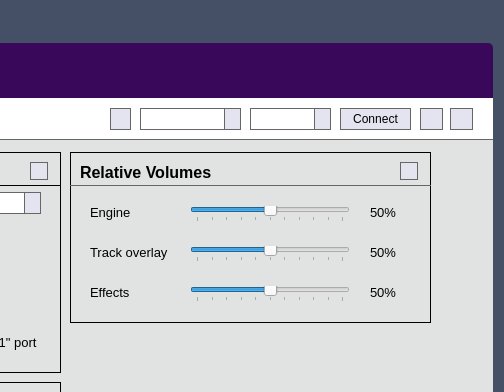
First picture: the form in mainwindow.ui, repository OpenPanzerProject/OP-Config, before the edit; both pictures show x 541 to 1045 and y 0 to 392 of the 1045 by 813 pixel window.
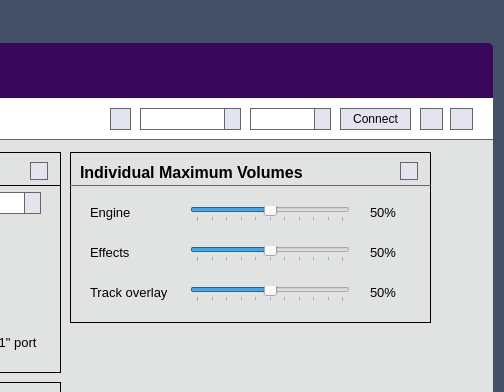
Second picture: the form after the edit. The open tabs and pages were chosen to show the change. Icons and pictures are not drawn. Custom widgets are drawn as their Qt base class.

Commit message: Update documention on individual volume setings for the Open Panzer Sound Card, they are not longer relative but absolute maximum volumes for individual categories (the actual change from relative to absolute was done in the sound card project).

The edit to the form file:
```diff
--- a/mainwindow.ui
+++ b/mainwindow.ui
@@ -10859,7 +10859,7 @@
                   <rect>
                    <x>10</x>
                    <y>10</y>
-                   <width>181</width>
+                   <width>261</width>
                    <height>21</height>
                   </rect>
                  </property>
@@ -10871,7 +10871,7 @@
                   </font>
                  </property>
                  <property name="text">
-                  <string>Relative Volumes</string>
+                  <string>Individual Maximum Volumes</string>
                  </property>
                 </widget>
                 <widget class="QLabel" name="label_162">
@@ -10896,7 +10896,7 @@
                  <property name="geometry">
                   <rect>
                    <x>20</x>
-                   <y>90</y>
+                   <y>130</y>
                    <width>131</width>
                    <height>21</height>
                   </rect>
@@ -10914,7 +10914,7 @@
                  <property name="geometry">
                   <rect>
                    <x>20</x>
-                   <y>130</y>
+                   <y>90</y>
                    <width>121</width>
                    <height>21</height>
                   </rect>
@@ -10972,28 +10972,6 @@
                  <property name="geometry">
                   <rect>
                    <x>120</x>
-                   <y>134</y>
-                   <width>160</width>
-                   <height>16</height>
-                  </rect>
-                 </property>
-                 <property name="maximum">
-                  <number>100</number>
-                 </property>
-                 <property name="value">
-                  <number>50</number>
-                 </property>
-                 <property name="orientation">
-                  <enum>Qt::Horizontal</enum>
-                 </property>
-                 <property name="tickPosition">
-                  <enum>QSlider::TicksBelow</enum>
-                 </property>
-                </widget>
-                <widget class="QSlider" name="sliderOverlayVolume">
-                 <property name="geometry">
-                  <rect>
-                   <x>120</x>
                    <y>94</y>
                    <width>160</width>
                    <height>16</height>
@@ -11012,11 +10990,33 @@
                   <enum>QSlider::TicksBelow</enum>
                  </property>
                 </widget>
+                <widget class="QSlider" name="sliderOverlayVolume">
+                 <property name="geometry">
+                  <rect>
+                   <x>120</x>
+                   <y>134</y>
+                   <width>160</width>
+                   <height>16</height>
+                  </rect>
+                 </property>
+                 <property name="maximum">
+                  <number>100</number>
+                 </property>
+                 <property name="value">
+                  <number>50</number>
+                 </property>
+                 <property name="orientation">
+                  <enum>Qt::Horizontal</enum>
+                 </property>
+                 <property name="tickPosition">
+                  <enum>QSlider::TicksBelow</enum>
+                 </property>
+                </widget>
                 <widget class="QLabel" name="lblOverlayVolume">
                  <property name="geometry">
                   <rect>
                    <x>300</x>
-                   <y>90</y>
+                   <y>130</y>
                    <width>41</width>
                    <height>21</height>
                   </rect>
@@ -11034,7 +11034,7 @@
                  <property name="geometry">
                   <rect>
                    <x>300</x>
-                   <y>130</y>
+                   <y>90</y>
                    <width>41</width>
                    <height>21</height>
                   </rect>
```
Left out of the diff: 2 changed lines with no effect on the pictures. The commit also changes 4 other files.
